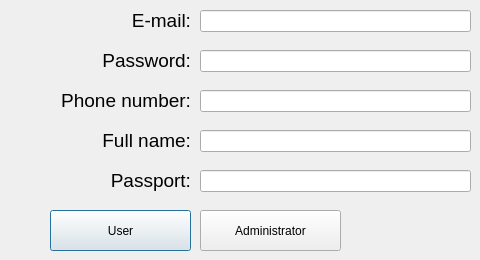
This is app/api/frontend/gui_xml/registration_window.ui in moevm/nosql2h20-tickets-mongo as Qt 5 draws it before an edit. The edited form follows.
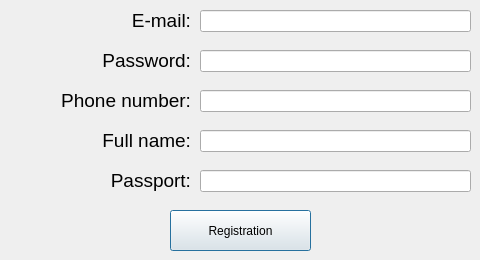
This is the edited form. Icons and pictures are not drawn.

Diff of the .ui file:
```diff
--- a/app/api/frontend/gui_xml/registration_window.ui
+++ b/app/api/frontend/gui_xml/registration_window.ui
@@ -216,27 +216,14 @@
   <widget class="QPushButton" name="user">
    <property name="geometry">
     <rect>
-     <x>50</x>
+     <x>170</x>
      <y>210</y>
      <width>141</width>
      <height>41</height>
     </rect>
    </property>
    <property name="text">
-    <string>User</string>
-   </property>
-  </widget>
-  <widget class="QPushButton" name="admin">
-   <property name="geometry">
-    <rect>
-     <x>200</x>
-     <y>210</y>
-     <width>141</width>
-     <height>41</height>
-    </rect>
-   </property>
-   <property name="text">
-    <string>Administrator</string>
+    <string>Registration</string>
    </property>
   </widget>
  </widget>
```
Left out of the diff: 2 changed lines with no effect on the pictures.
